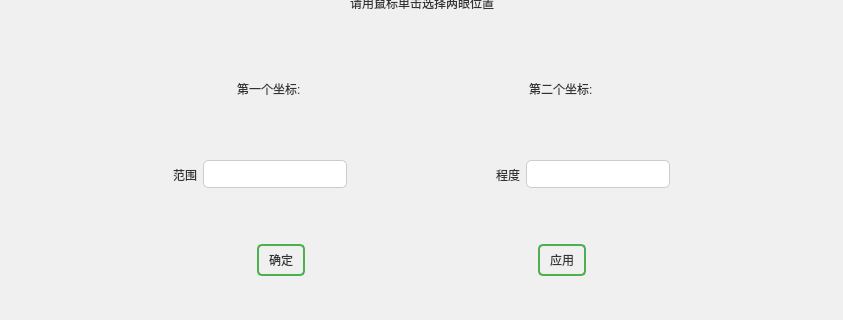
Qt form ImageWithUI/eye.ui (Obj4ct/ImageWithUI) before a commit; both pictures show x 0 to 843 and y 419 to 739 of the 843 by 739 pixel window.
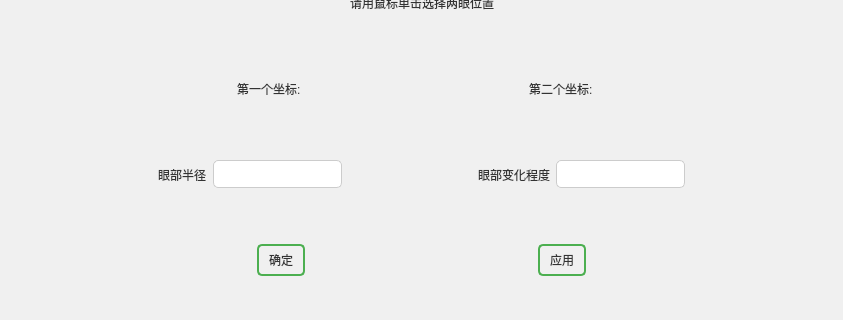
The same form after that commit.

What changed in the file:
```diff
--- a/ImageWithUI/eye.ui
+++ b/ImageWithUI/eye.ui
@@ -236,7 +236,7 @@
          <item>
           <widget class="QLabel" name="label_4">
            <property name="text">
-            <string>范围</string>
+            <string>眼部半径</string>
            </property>
           </widget>
          </item>
@@ -259,7 +259,7 @@
          <item>
           <widget class="QLabel" name="label_5">
            <property name="text">
-            <string>程度</string>
+            <string>眼部变化程度</string>
            </property>
           </widget>
          </item>
```
